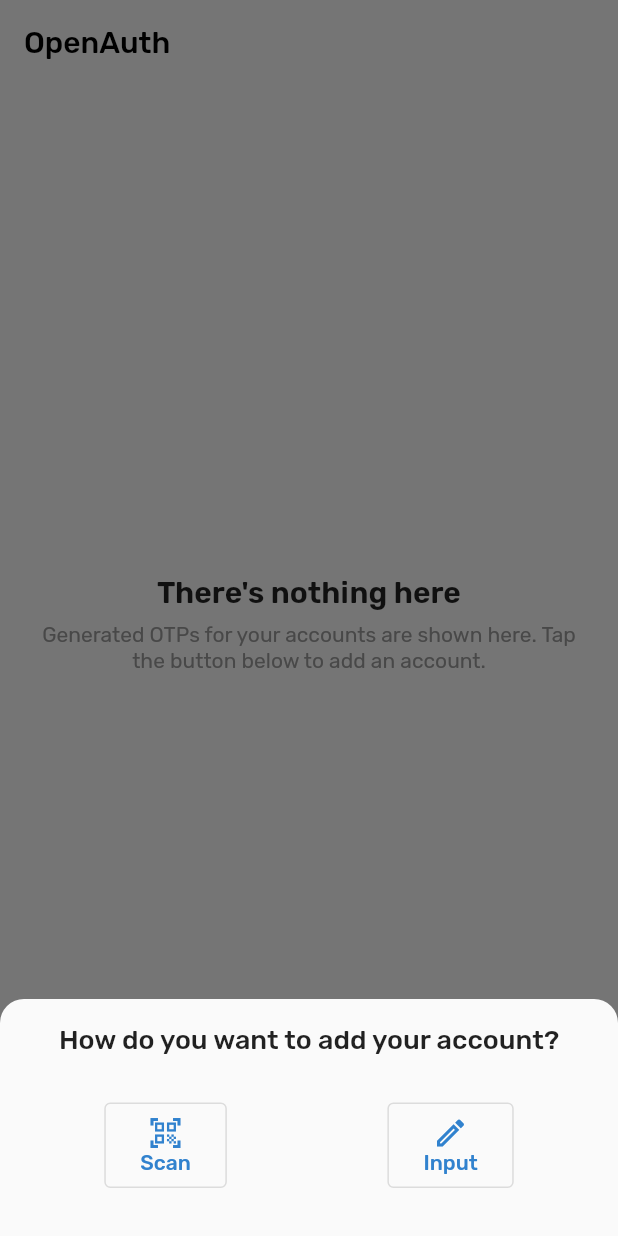
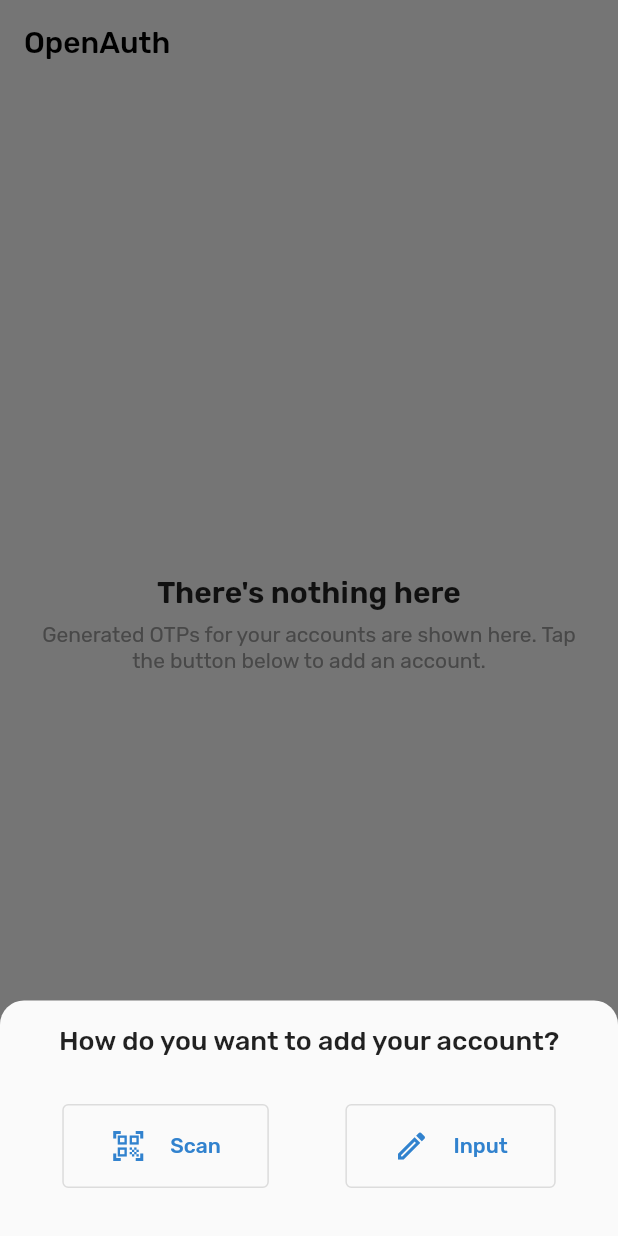
Before and after one commit to icabetong/openauth, a Flutter app: the screen it shows after launch, after a tap on "Add", on a phone screen of 412 x 824 dp. Run offline on Flutter 3.47's test engine with Material 2 defaults, Android fonts, the phone set to English and light mode, and no system bars; our stand-ins replace flutter_secure_storage, hive, hive_flutter, settings_ui, shared_preferences; missing offline and left inert: otp, qr_code_scanner; accounts and stored records are empty; generated files the repository leaves out were written again.

```diff
--- a/lib/entry/entry_page.dart
+++ b/lib/entry/entry_page.dart
@@ -64,10 +64,11 @@ class _EntryPageState extends State<EntryPage> {
                             Navigator.pop(context, Action.scan);
                           },
                           child: Padding(
-                            padding: const EdgeInsets.all(8),
-                            child: Column(
+                            padding: const EdgeInsets.all(16),
+                            child: Row(
                               children: [
                                 const Icon(Icons.qr_code_scanner_outlined),
+                                const SizedBox(width: 16),
                                 Text(Translations.of(context)!.button_scan)
                               ],
                             ),
@@ -77,10 +78,11 @@ class _EntryPageState extends State<EntryPage> {
                             Navigator.pop(context, Action.input);
                           },
                           child: Padding(
-                            padding: const EdgeInsets.all(8),
-                            child: Column(
+                            padding: const EdgeInsets.all(16),
+                            child: Row(
                               children: [
                                 const Icon(Icons.edit_outlined),
+                                const SizedBox(width: 16),
                                 Text(Translations.of(context)!.button_input)
                               ],
                             ),
```
Also changed, not shown: lib/entry/entry_input_page.dart (+8 -5 lines), lib/scan/scan_route.dart (+6 -8 lines).
